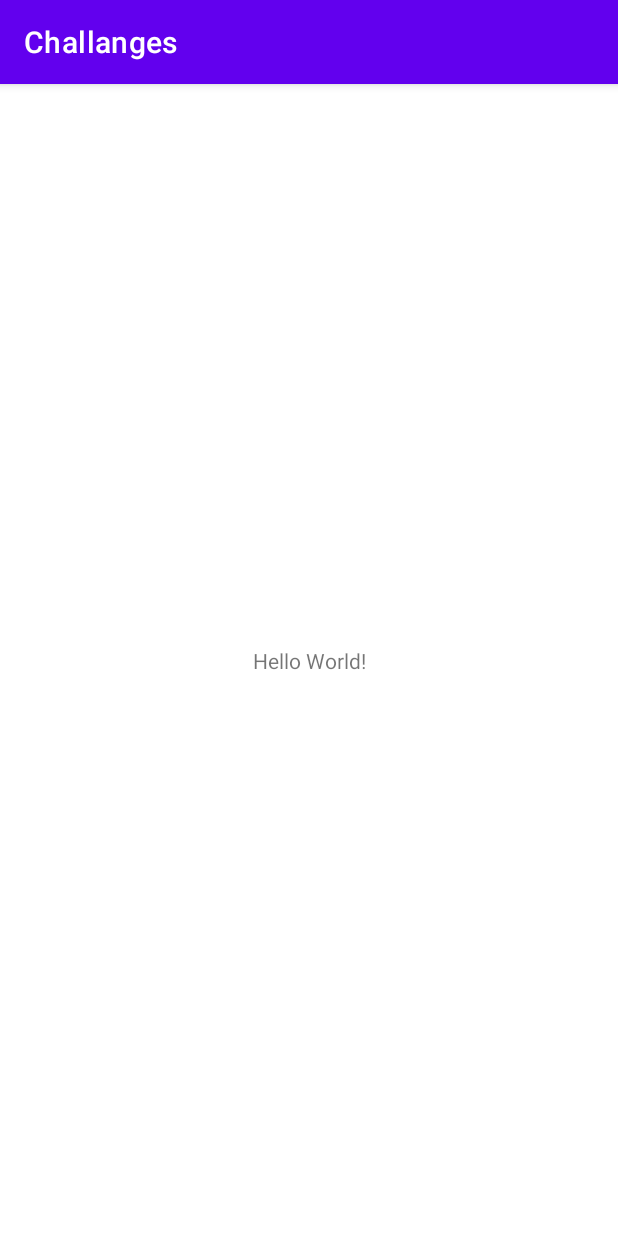
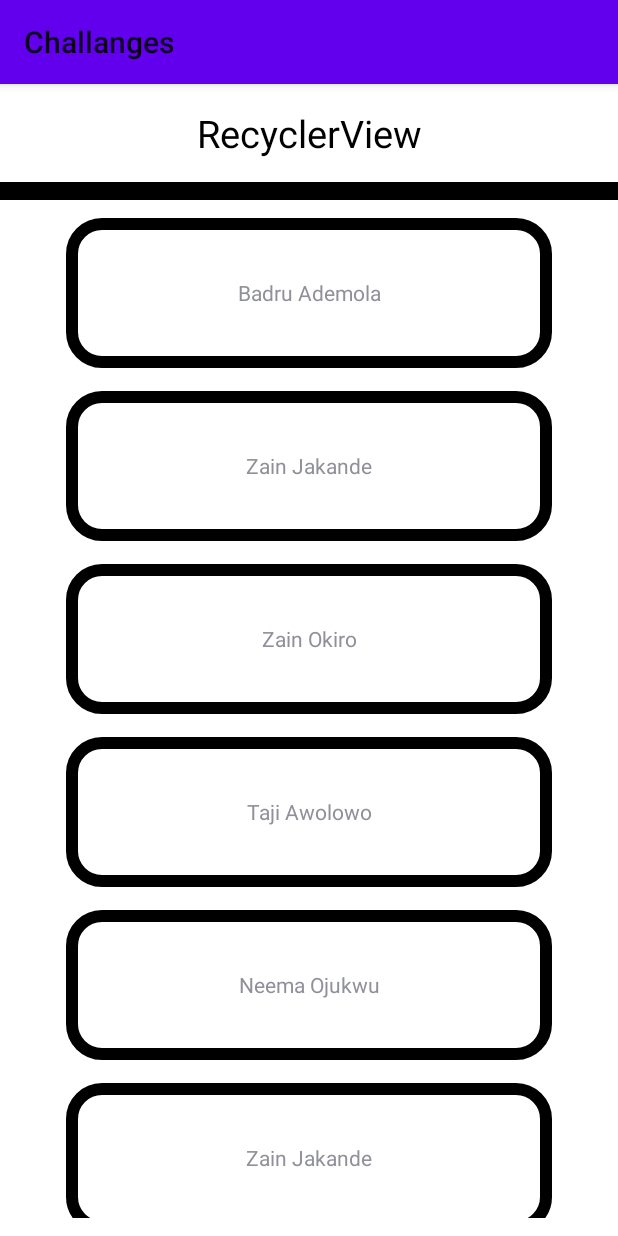
Before and after one commit to wcorreiamaia/Challanges, an Android app: the screen it shows after launch (MainActivity), on a phone screen of 412 x 824 dp. Run offline under Robolectric (Android 15) with nearby library versions, the phone set to English and light mode, and no system bars.

Commit message:
RecyclerView

```diff
--- a/app/build.gradle
+++ b/app/build.gradle
@@ -31,9 +31,11 @@ android {
 dependencies {
 
     implementation 'androidx.appcompat:appcompat:1.3.0'
-    implementation 'com.google.android.material:material:1.3.0'
+    implementation 'com.google.android.material:material:1.4.0'
     implementation 'androidx.constraintlayout:constraintlayout:2.0.4'
-    testImplementation 'junit:junit:4.+'
-    androidTestImplementation 'androidx.test.ext:junit:1.1.2'
-    androidTestImplementation 'androidx.test.espresso:espresso-core:3.3.0'
+    testImplementation 'junit:junit:4.13.2'
+    androidTestImplementation 'androidx.test.ext:junit:1.1.3'
+    androidTestImplementation 'androidx.test.espresso:espresso-core:3.4.0'
+    implementation 'androidx.recyclerview:recyclerview:1.2.1'
+
 }
--- a/app/src/main/java/com/example/challanges/activity/MainActivity.java
+++ b/app/src/main/java/com/example/challanges/activity/MainActivity.java
@@ -1,16 +1,33 @@
 package com.example.challanges.activity;
 
 import androidx.appcompat.app.AppCompatActivity;
+import androidx.recyclerview.widget.LinearLayoutManager;
+import androidx.recyclerview.widget.RecyclerView;
 
 import android.os.Bundle;
 
 import com.example.challanges.R;
+import com.example.challanges.adapter.Adapter;
 
 public class MainActivity extends AppCompatActivity {
+    private RecyclerView recyclerView;
+    private Adapter adapter;
+    private String names[] = {"Badru Ademola", "Zain Jakande", "Zain Okiro", "Taji Awolowo", "Neema Ojukwu",
+    "Zain Jakande", "Badru Ademola", "Zain Jakande", "Zain Okiro", "Taji Awolowo", "Neema Ojukwu",
+            "Zain Jakande", "Badru Ademola", "Zain Jakande", "Zain Okiro", "Taji Awolowo", "Neema Ojukwu",
+            "Zain Jakande", "Badru Ademola", "Zain Jakande", "Zain Okiro", "Taji Awolowo", "Neema Ojukwu",
+            "Zain Jakande"};
+
 
     @Override
     protected void onCreate(Bundle savedInstanceState) {
         super.onCreate(savedInstanceState);
         setContentView(R.layout.activity_main);
+        recyclerView = (RecyclerView)findViewById(R.id.myrecyclerview);
+        recyclerView.setLayoutManager(new LinearLayoutManager(this));
+        recyclerView.setHasFixedSize(true);
+
+        adapter = new Adapter(names, this);
+        recyclerView.setAdapter(adapter);
     }
 }
--- /dev/null
+++ b/app/src/main/java/com/example/challanges/adapter/Adapter.java
@@ -0,0 +1,60 @@
+package com.example.challanges.adapter;
+
+import android.content.Context;
+import android.view.LayoutInflater;
+import android.view.View;
+import android.view.ViewGroup;
+import android.widget.TextView;
+import android.widget.Toast;
+
+import androidx.annotation.NonNull;
+import androidx.recyclerview.widget.RecyclerView;
+
+import com.example.challanges.R;
+
+public class Adapter extends RecyclerView.Adapter<Adapter.ViewHolder> {
+
+    private String nameList[];
+    private Context context;
+
+    public Adapter(String[] nameList, Context context) {
+        this.nameList = nameList;
+        this.context = context;
+    }
+
+    @NonNull
+    @Override
+    public ViewHolder onCreateViewHolder(@NonNull @org.jetbrains.annotations.NotNull ViewGroup parent, int viewType) {
+        View view = LayoutInflater.from(context.getApplicationContext()).inflate(R.layout.name_list, parent, false);
+
+
+        return new ViewHolder(view);
+    }
+
+    @Override
+    public void onBindViewHolder(@NonNull @org.jetbrains.annotations.NotNull Adapter.ViewHolder holder, int position) {
+
+        holder.itemView.setOnClickListener(new View.OnClickListener() {
+            @Override
+            public void onClick(View v) {
+                Toast.makeText(context, nameList[position], Toast.LENGTH_SHORT).show();
+            }
+        });
+        holder.name.setText(nameList[position]);
+
+    }
+
+    @Override
+    public int getItemCount() {
+        return nameList.length;
+    }
+
+    public class ViewHolder extends RecyclerView.ViewHolder {
+        TextView name;
+        public ViewHolder(@NonNull @org.jetbrains.annotations.NotNull View itemView) {
+            super(itemView);
+
+            name = (TextView)itemView.findViewById(R.id.nameText);
+        }
+    }
+}
--- /dev/null
+++ b/app/src/main/res/drawable/fund_recylcer.xml
@@ -0,0 +1,6 @@
+<?xml version="1.0" encoding="utf-8"?>
+<shape xmlns:android="http://schemas.android.com/apk/res/android" android:shape="rectangle">
+    <solid android:color="@android:color/transparent"/>
+    <corners android:radius="20dp"/>
+    <stroke  android:width="8dip" android:color="#000000"/>
+</shape>
--- a/app/src/main/res/layout/activity_main.xml
+++ b/app/src/main/res/layout/activity_main.xml
@@ -1,18 +1,34 @@
 <?xml version="1.0" encoding="utf-8"?>
-<androidx.constraintlayout.widget.ConstraintLayout xmlns:android="http://schemas.android.com/apk/res/android"
+<LinearLayout xmlns:android="http://schemas.android.com/apk/res/android"
     xmlns:app="http://schemas.android.com/apk/res-auto"
     xmlns:tools="http://schemas.android.com/tools"
     android:layout_width="match_parent"
     android:layout_height="match_parent"
-    tools:context=".activity.MainActivity">
+    tools:context=".activity.MainActivity"
+    android:orientation="vertical"
+    android:background="@color/white">
 
     <TextView
-        android:layout_width="wrap_content"
+        android:layout_width="match_parent"
         android:layout_height="wrap_content"
-        android:text="Hello World!"
-        app:layout_constraintBottom_toBottomOf="parent"
-        app:layout_constraintLeft_toLeftOf="parent"
-        app:layout_constraintRight_toRightOf="parent"
-        app:layout_constraintTop_toTopOf="parent" />
+        android:gravity="center"
+        android:text="RecyclerView"
+        android:textSize="25dp"
+        android:layout_marginBottom="15dp"
+        android:layout_marginTop="15dp"
+        android:textColor="#000000">
 
-</androidx.constraintlayout.widget.ConstraintLayout>
+    </TextView>
+
+    <View
+        android:layout_width="match_parent"
+        android:layout_height="18px"
+        android:background="@color/black">
+    </View>
+
+    <androidx.recyclerview.widget.RecyclerView
+        android:id="@+id/myrecyclerview"
+        android:layout_width="match_parent"
+        android:layout_height="match_parent"
+        android:layout_margin="12dp"/>
+</LinearLayout>
--- /dev/null
+++ b/app/src/main/res/layout/name_list.xml
@@ -0,0 +1,25 @@
+<?xml version="1.0" encoding="utf-8"?>
+<RelativeLayout xmlns:android="http://schemas.android.com/apk/res/android"
+    android:layout_width="match_parent"
+    android:layout_height="wrap_content"
+    android:orientation="horizontal">
+
+    <LinearLayout
+        android:layout_width="match_parent"
+        android:layout_height="100dp"
+        android:background="@drawable/fund_recylcer"
+        android:layout_marginBottom="15dp"
+        android:layout_marginLeft="32dp"
+        android:layout_marginRight="32dp">
+
+        <TextView
+            android:gravity="center"
+            android:layout_gravity="center"
+            android:id="@+id/nameText"
+            android:padding="10dp"
+            android:layout_width="match_parent"
+            android:layout_height="wrap_content">
+        </TextView>
+    </LinearLayout>
+
+</RelativeLayout>
--- a/app/src/main/res/values/themes.xml
+++ b/app/src/main/res/values/themes.xml
@@ -1,6 +1,6 @@
 <resources xmlns:tools="http://schemas.android.com/tools">
     <!-- Base application theme. -->
-    <style name="Theme.Challanges" parent="Theme.MaterialComponents.DayNight.DarkActionBar">
+    <style name="Theme.Challanges" parent="Theme.AppCompat.Light">
         <!-- Primary brand color. -->
         <item name="colorPrimary">@color/purple_500</item>
         <item name="colorPrimaryVariant">@color/purple_700</item>
```
